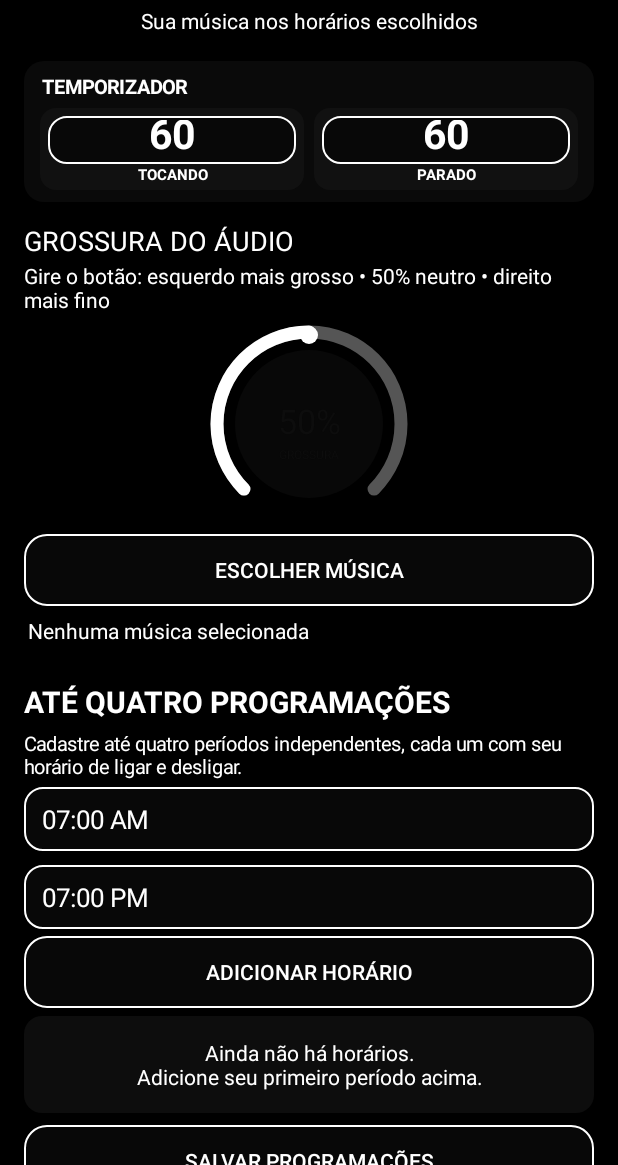
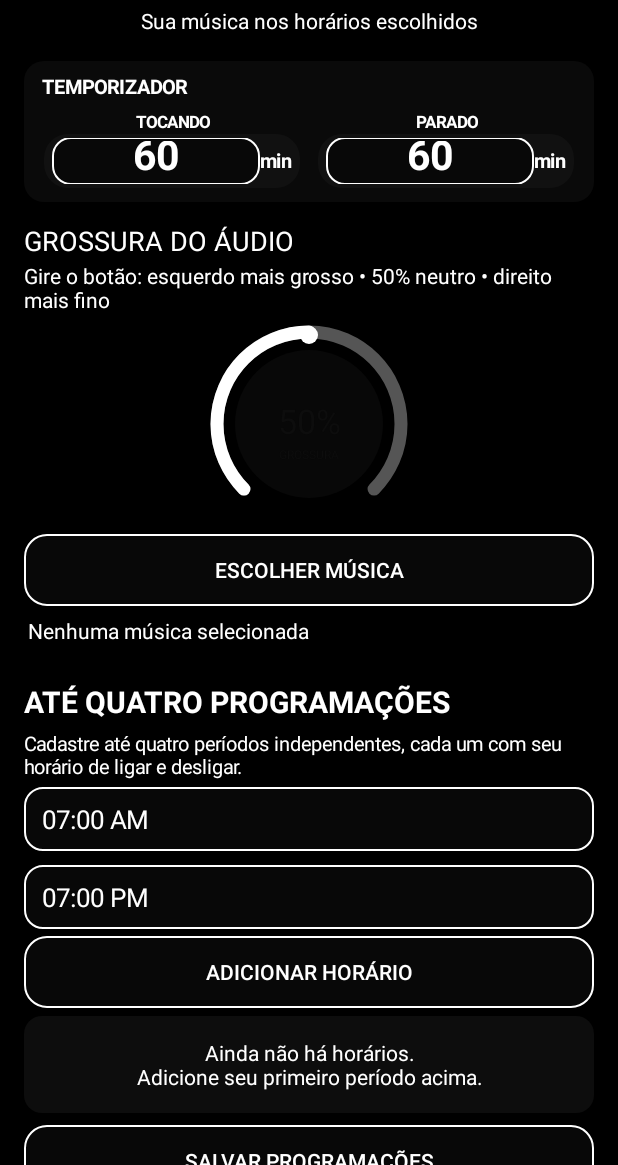
Before and after one commit to marvesanttos-dotcom/contador-flexoes., an Android app: the screen it shows after launch (MainActivity), on a phone screen of 412 x 824 dp, the part 71-1236 px from its top. Run offline under Robolectric (Android 15) with nearby library versions, the phone set to English and light mode, and no system bars.

Commit message:
Move nomes acima dos balões e mostra unidade min

```diff
--- a/app/src/main/java/br/com/playerprogramado/MainActivity.java
+++ b/app/src/main/java/br/com/playerprogramado/MainActivity.java
@@ -58,13 +58,17 @@ public class MainActivity extends Activity {
         LinearLayout.LayoutParams timerCardParams=new LinearLayout.LayoutParams(-1,-2); timerCardParams.setMargins(0,8,0,8); root.addView(timerCard,timerCardParams);
         TextView timerTitle=new TextView(this); timerTitle.setText("TEMPORIZADOR"); timerTitle.setTextSize(13); timerTitle.setTypeface(null,1); timerTitle.setTextColor(0xFFFFFFFF); timerTitle.setPadding(2,0,0,8); timerCard.addView(timerTitle);
         LinearLayout timerFields=new LinearLayout(this); timerFields.setOrientation(LinearLayout.HORIZONTAL); timerFields.setGravity(Gravity.CENTER_VERTICAL); timerCard.addView(timerFields);
-        LinearLayout playingTile=new LinearLayout(this); playingTile.setOrientation(LinearLayout.VERTICAL); playingTile.setGravity(Gravity.CENTER); playingTile.setPadding(8,8,8,6); playingTile.setBackground(roundedBackground(0xFF111111,16));
-        onMinutesField=new EditText(this); onMinutesField.setSingleLine(true); onMinutesField.setInputType(2); onMinutesField.setText(String.valueOf(prefs.getInt("cycle_on",60))); styleMinuteField(onMinutesField,""); onMinutesField.setTextSize(27); onMinutesField.setTypeface(null,1); onMinutesField.setBackgroundColor(0x00000000); playingTile.addView(onMinutesField,new LinearLayout.LayoutParams(-1,48));
-        TextView playingLabel=new TextView(this); playingLabel.setText("TOCANDO"); playingLabel.setTextSize(10); playingLabel.setTypeface(null,1); playingLabel.setTextColor(0xFFFFFFFF); playingLabel.setGravity(Gravity.CENTER); playingTile.addView(playingLabel);
+        LinearLayout playingTile=new LinearLayout(this); playingTile.setOrientation(LinearLayout.VERTICAL); playingTile.setGravity(Gravity.CENTER); playingTile.setPadding(4,2,4,2);
+        TextView playingLabel=new TextView(this); playingLabel.setText("TOCANDO"); playingLabel.setTextSize(11); playingLabel.setTypeface(null,1); playingLabel.setTextColor(0xFFFFFFFF); playingLabel.setGravity(Gravity.CENTER); playingTile.addView(playingLabel,new LinearLayout.LayoutParams(-1,24));
+        LinearLayout playingBalloon=new LinearLayout(this); playingBalloon.setOrientation(LinearLayout.HORIZONTAL); playingBalloon.setGravity(Gravity.CENTER); playingBalloon.setPadding(8,4,8,4); playingBalloon.setBackground(roundedBackground(0xFF111111,24));
+        onMinutesField=new EditText(this); onMinutesField.setSingleLine(true); onMinutesField.setInputType(2); onMinutesField.setText(String.valueOf(prefs.getInt("cycle_on",60))); styleMinuteField(onMinutesField,""); onMinutesField.setTextSize(27); onMinutesField.setTypeface(null,1); onMinutesField.setBackgroundColor(0x00000000); playingBalloon.addView(onMinutesField,new LinearLayout.LayoutParams(0,48,1));
+        TextView onUnit=new TextView(this); onUnit.setText("min"); onUnit.setTextSize(13); onUnit.setTypeface(null,1); onUnit.setTextColor(0xFFFFFFFF); playingBalloon.addView(onUnit); playingTile.addView(playingBalloon,new LinearLayout.LayoutParams(-1,54));
         timerFields.addView(playingTile,new LinearLayout.LayoutParams(0,82,1));
-        LinearLayout stoppedTile=new LinearLayout(this); stoppedTile.setOrientation(LinearLayout.VERTICAL); stoppedTile.setGravity(Gravity.CENTER); stoppedTile.setPadding(8,8,8,6); stoppedTile.setBackground(roundedBackground(0xFF111111,16));
-        offMinutesField=new EditText(this); offMinutesField.setSingleLine(true); offMinutesField.setInputType(2); offMinutesField.setText(String.valueOf(prefs.getInt("cycle_off",60))); styleMinuteField(offMinutesField,""); offMinutesField.setTextSize(27); offMinutesField.setTypeface(null,1); offMinutesField.setBackgroundColor(0x00000000); stoppedTile.addView(offMinutesField,new LinearLayout.LayoutParams(-1,48));
-        TextView stoppedLabel=new TextView(this); stoppedLabel.setText("PARADO"); stoppedLabel.setTextSize(10); stoppedLabel.setTypeface(null,1); stoppedLabel.setTextColor(0xFFFFFFFF); stoppedLabel.setGravity(Gravity.CENTER); stoppedTile.addView(stoppedLabel);
+        LinearLayout stoppedTile=new LinearLayout(this); stoppedTile.setOrientation(LinearLayout.VERTICAL); stoppedTile.setGravity(Gravity.CENTER); stoppedTile.setPadding(4,2,4,2);
+        TextView stoppedLabel=new TextView(this); stoppedLabel.setText("PARADO"); stoppedLabel.setTextSize(11); stoppedLabel.setTypeface(null,1); stoppedLabel.setTextColor(0xFFFFFFFF); stoppedLabel.setGravity(Gravity.CENTER); stoppedTile.addView(stoppedLabel,new LinearLayout.LayoutParams(-1,24));
+        LinearLayout stoppedBalloon=new LinearLayout(this); stoppedBalloon.setOrientation(LinearLayout.HORIZONTAL); stoppedBalloon.setGravity(Gravity.CENTER); stoppedBalloon.setPadding(8,4,8,4); stoppedBalloon.setBackground(roundedBackground(0xFF111111,24));
+        offMinutesField=new EditText(this); offMinutesField.setSingleLine(true); offMinutesField.setInputType(2); offMinutesField.setText(String.valueOf(prefs.getInt("cycle_off",60))); styleMinuteField(offMinutesField,""); offMinutesField.setTextSize(27); offMinutesField.setTypeface(null,1); offMinutesField.setBackgroundColor(0x00000000); stoppedBalloon.addView(offMinutesField,new LinearLayout.LayoutParams(0,48,1));
+        TextView offUnit=new TextView(this); offUnit.setText("min"); offUnit.setTextSize(13); offUnit.setTypeface(null,1); offUnit.setTextColor(0xFFFFFFFF); stoppedBalloon.addView(offUnit); stoppedTile.addView(stoppedBalloon,new LinearLayout.LayoutParams(-1,54));
         LinearLayout.LayoutParams stoppedParams=new LinearLayout.LayoutParams(0,82,1); stoppedParams.setMargins(10,0,0,0); timerFields.addView(stoppedTile,stoppedParams);
         TextView toneTitle=new TextView(this); toneTitle.setText("GROSSURA DO ÁUDIO"); toneTitle.setTextSize(18); toneTitle.setTextColor(0xFFFFFFFF); toneTitle.setPadding(0,12,0,2); root.addView(toneTitle);
         TextView toneHint=new TextView(this); toneHint.setText("Gire o botão: esquerdo mais grosso • 50% neutro • direito mais fino"); root.addView(toneHint);
```
